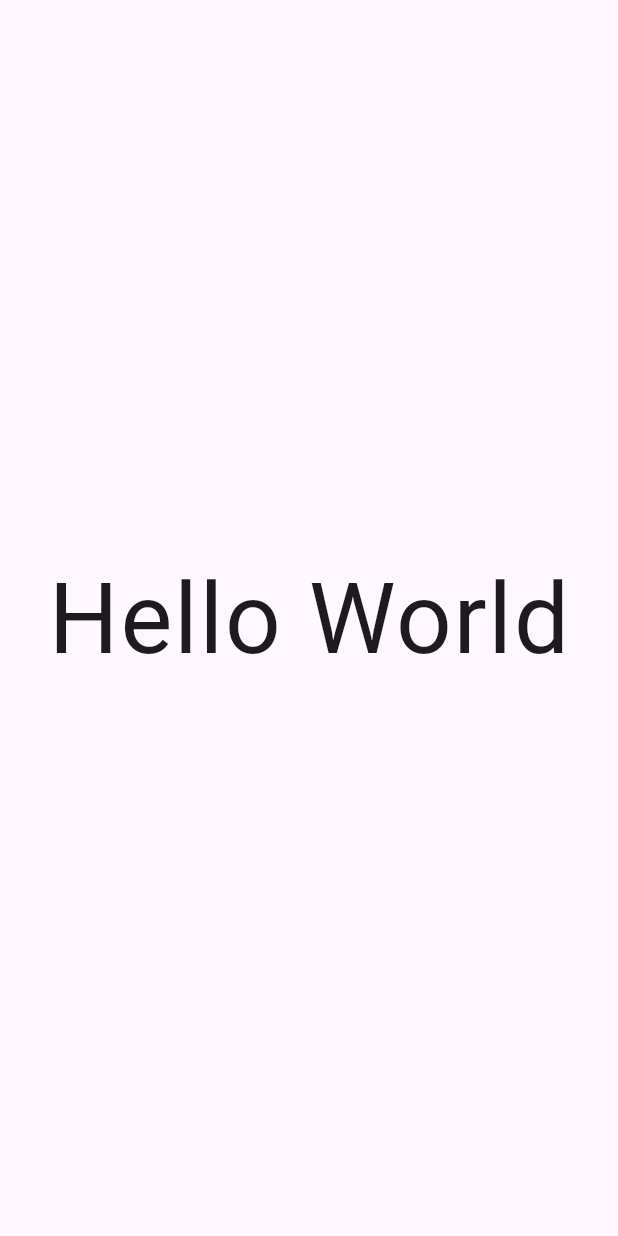
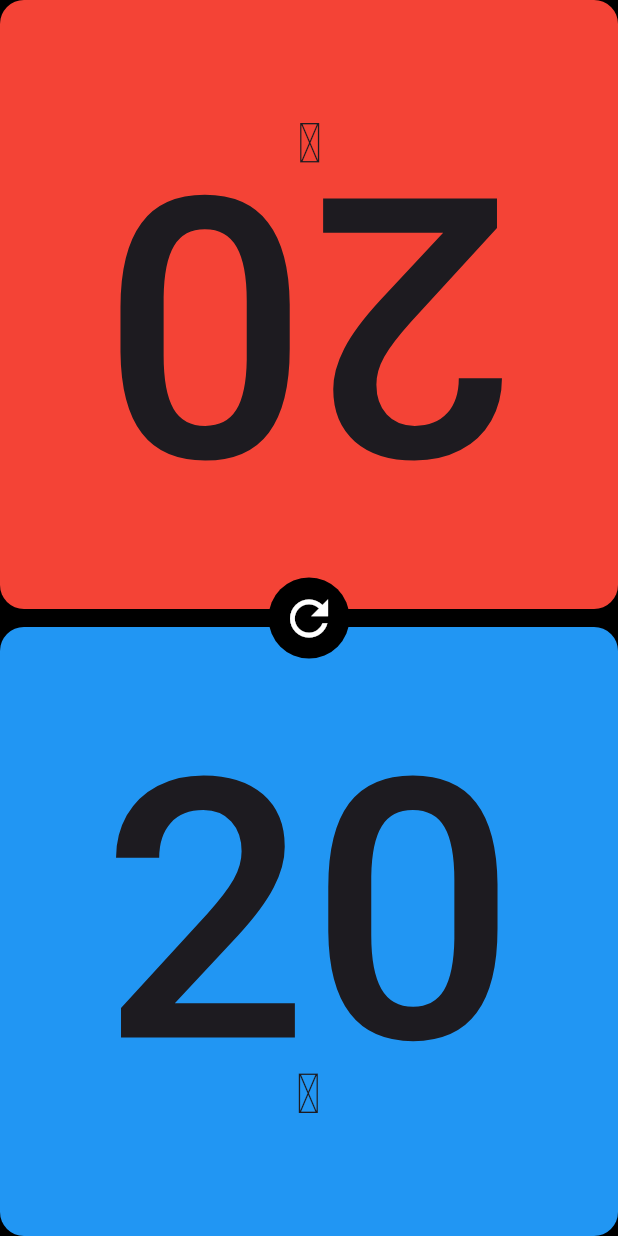
Before and after one commit to Frazier-Software/vitalmox, a Flutter app: the screen it shows after launch, on a phone screen of 412 x 824 dp. Run offline on Flutter 3.47's test engine with Material 3 defaults, Android fonts, the phone set to English and light mode, and no system bars.

Commit message:
ui prototype

```diff
--- a/lib/main_dev.dart
+++ b/lib/main_dev.dart
@@ -3,7 +3,7 @@ import 'package:vitalmox/src/app.dart';
 import 'package:vitalmox/src/config.dart';
 
 void main() {
-  runApp(MyApp(
+  runApp(VitalMox(
     config: AppConfig(env: AppEnv.dev),
   ));
 }
--- a/lib/main_production.dart
+++ b/lib/main_production.dart
@@ -3,7 +3,7 @@ import 'package:vitalmox/src/app.dart';
 import 'package:vitalmox/src/config.dart';
 
 void main() {
-  runApp(MyApp(
+  runApp(VitalMox(
     config: AppConfig(env: AppEnv.production),
   ));
 }
--- a/lib/src/app.dart
+++ b/lib/src/app.dart
@@ -1,21 +1,48 @@
 import 'package:flutter/material.dart';
+import 'package:vitalmox/src/common.dart';
 import 'package:vitalmox/src/config.dart';
+import 'package:vitalmox/src/widgets/lifetracker_tile.dart';
+import 'package:vitalmox/src/widgets/reset_button.dart';
 
-class MyApp extends StatelessWidget {
-  const MyApp({super.key, required this.config});
+class VitalMox extends StatelessWidget {
+  const VitalMox({
+    super.key,
+    required this.config,
+  });
 
   final AppConfig config;
 
   @override
   Widget build(BuildContext context) {
-    return const MaterialApp(
-      title: 'MyApp',
+    return MaterialApp(
+      title: 'Vital Mox',
+      theme: ThemeData(canvasColor: Colors.black),
       home: Material(
-        child: Padding(
-          padding: EdgeInsets.all(32),
-          child: FittedBox(
-            child: Text('Hello World'),
-          ),
+        child: Stack(
+          alignment: Alignment.center,
+          children: [
+            OrientationBuilder(
+              builder: (context, orientation) =>
+                  orientation == Orientation.portrait
+                      ? const Column(
+                          crossAxisAlignment: CrossAxisAlignment.stretch,
+                          children: [
+                            LifeTrackerTile(color: Colors.red, flip: true),
+                            verticalMargin12,
+                            LifeTrackerTile(color: Colors.blue),
+                          ],
+                        )
+                      : const Row(
+                          crossAxisAlignment: CrossAxisAlignment.stretch,
+                          children: [
+                            LifeTrackerTile(color: Colors.red),
+                            horizontalMargin12,
+                            LifeTrackerTile(color: Colors.blue),
+                          ],
+                        ),
+            ),
+            const ResetButton(),
+          ],
         ),
       ),
     );
--- /dev/null
+++ b/lib/src/widgets/lifetotal_text.dart
@@ -0,0 +1,42 @@
+import 'package:flutter/material.dart';
+import 'package:vitalmox/src/common.dart';
+
+class LifeTotalText extends StatelessWidget {
+  const LifeTotalText({
+    super.key,
+    int? health,
+  }) : _health = health ?? 20;
+
+  final int _health;
+
+  @override
+  Widget build(BuildContext context) {
+    return FittedBox(
+      child: Padding(
+        padding: horizontalPadding20,
+        child: Text.rich(
+          textAlign: TextAlign.center,
+          TextSpan(
+            children: [
+              TextSpan(
+                text: _health.toString(),
+                style: const TextStyle(
+                  fontSize: 72,
+                  height: 0.9,
+                  fontWeight: FontWeight.w500,
+                ),
+              ),
+              const TextSpan(
+                text: '\n\u2665',
+                style: TextStyle(
+                  fontSize: 11,
+                  height: 0.6,
+                ),
+              ),
+            ],
+          ),
+        ),
+      ),
+    );
+  }
+}
--- /dev/null
+++ b/lib/src/widgets/lifetracker_tile.dart
@@ -0,0 +1,62 @@
+import 'package:flutter/material.dart';
+import 'package:vitalmox/src/common.dart';
+import 'package:vitalmox/src/widgets/lifetotal_text.dart';
+
+class LifeTrackerTile extends StatelessWidget {
+  const LifeTrackerTile({
+    super.key,
+    required Color color,
+    bool? flip,
+  })  : _color = color,
+        _flip = flip ?? false;
+
+  final Color _color;
+  final bool _flip;
+
+  @override
+  Widget build(BuildContext context) {
+    return Expanded(
+      child: RotatedBox(
+        quarterTurns: _flip ? 2 : 0,
+        child: Material(
+          color: _color,
+          borderRadius: borderRadius16,
+          child: Stack(
+            fit: StackFit.passthrough,
+            children: [
+              Row(
+                children: [
+                  Expanded(
+                    child: InkWell(
+                      onTap: () {},
+                      splashColor: Colors.black12,
+                      customBorder: const RoundedRectangleBorder(
+                        borderRadius: BorderRadius.only(
+                          topLeft: Radius.circular(16),
+                          bottomLeft: Radius.circular(16),
+                        ),
+                      ),
+                    ),
+                  ),
+                  Expanded(
+                    child: InkWell(
+                      onTap: () {},
+                      splashColor: Colors.black12,
+                      customBorder: const RoundedRectangleBorder(
+                        borderRadius: BorderRadius.only(
+                          topRight: Radius.circular(16),
+                          bottomRight: Radius.circular(16),
+                        ),
+                      ),
+                    ),
+                  ),
+                ],
+              ),
+              const IgnorePointer(child: LifeTotalText()),
+            ],
+          ),
+        ),
+      ),
+    );
+  }
+}
--- /dev/null
+++ b/lib/src/widgets/reset_button.dart
@@ -0,0 +1,36 @@
+import 'package:flutter/material.dart';
+import 'package:vitalmox/src/common.dart';
+
+class ResetButton extends StatefulWidget {
+  const ResetButton({
+    super.key,
+  });
+
+  @override
+  State<ResetButton> createState() => _ResetButtonState();
+}
+
+class _ResetButtonState extends State<ResetButton> {
+  double _turns = 0;
+
+  @override
+  Widget build(BuildContext context) {
+    return AnimatedRotation(
+      turns: _turns,
+      duration: const Duration(milliseconds: 750),
+      curve: Curves.fastOutSlowIn,
+      child: IconButton(
+        onPressed: () {
+          setState(() => _turns += 1);
+        },
+        icon: const Icon(Icons.refresh),
+        iconSize: 38,
+        padding: allPadding8,
+        color: Colors.white,
+        style: const ButtonStyle(
+          backgroundColor: WidgetStatePropertyAll(Colors.black),
+        ),
+      ),
+    );
+  }
+}
```
Also changed, not shown: lib/src/common.dart (added, +229 -0 lines).
